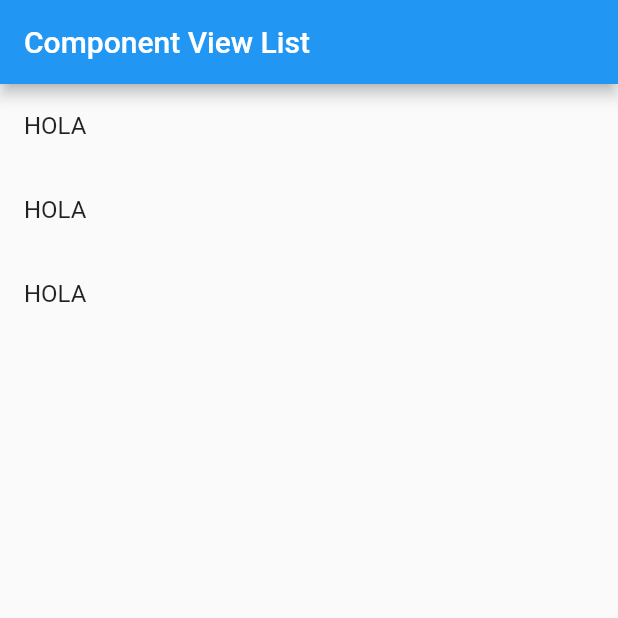
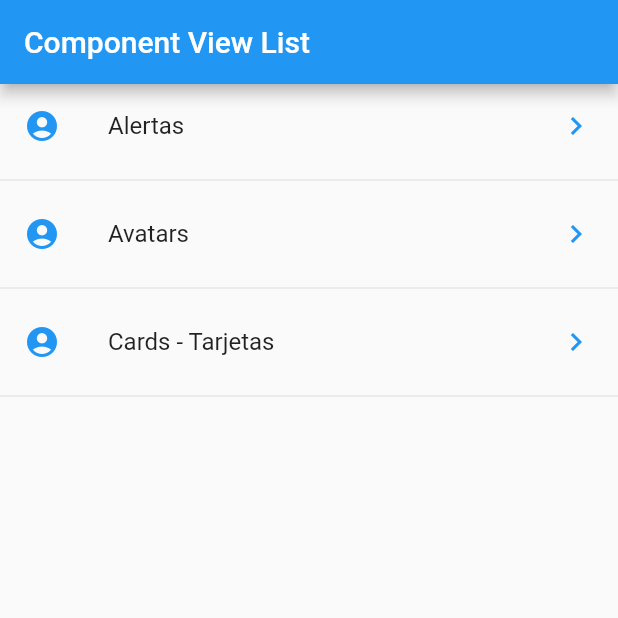
Before and after one commit to rlence/App-Componentes, a Flutter app: the screen it shows after launch, on a phone screen of 412 x 824 dp, the top half of it. Run offline on Flutter 3.47's test engine with Material 2 defaults, Android fonts, the phone set to English and light mode, and no system bars.

Commit message:
leyendo el json en el componente y emprimiento el elemento texto

```diff
--- a/lib/src/page/home_page.dart
+++ b/lib/src/page/home_page.dart
@@ -17,21 +17,42 @@ class HomePage extends StatelessWidget {
 
   Widget _list(){
 
-    print(menuProvaider.opciones);
+    return FutureBuilder(
+      future: menuProvaider.cargarData(),
+      //initialData: Text('Loading...'),//informacion por defecto mientras no se resuelva el future
+      builder: (context, AsyncSnapshot<List<dynamic>> snapshot){
 
-    return ListView(
-      children: _listItems(),
+        print('builder');
+        print(snapshot.data);
+
+        return ListView(
+          children: _listItems( snapshot.data ),
+        );
+
+      },
     );
+
+
   }
 
 
-  List<Widget>  _listItems() {
+  List<Widget>  _listItems( List<dynamic> data ) {
 
-    return[
-      ListTile(title: Text('HOLA') ),
-      ListTile(title: Text('HOLA') ),
-      ListTile(title: Text('HOLA') ),
-    ];
+    final List<Widget> opciones = [];
+
+    data.forEach( (opt){
+
+      final widgetTemporal = ListTile(
+        title: Text(opt['texto']),
+        leading: Icon(Icons.account_circle, color: Colors.blue),
+        trailing: Icon(Icons.keyboard_arrow_right, color:Colors.blue),
+        onTap: (){},
+      );
+      opciones..add(widgetTemporal)
+              ..add( Divider() );
+    });
+
+    return opciones;
 
   }
 
--- a/lib/src/provaiders/menu_provaider.dart
+++ b/lib/src/provaiders/menu_provaider.dart
@@ -19,7 +19,6 @@ class _MenuProvaider {
 
 
       Map dataMap = json.decode(resp);
-      print(dataMap['rutas']);
       opciones = dataMap['rutas'];
 
       return opciones;
```
